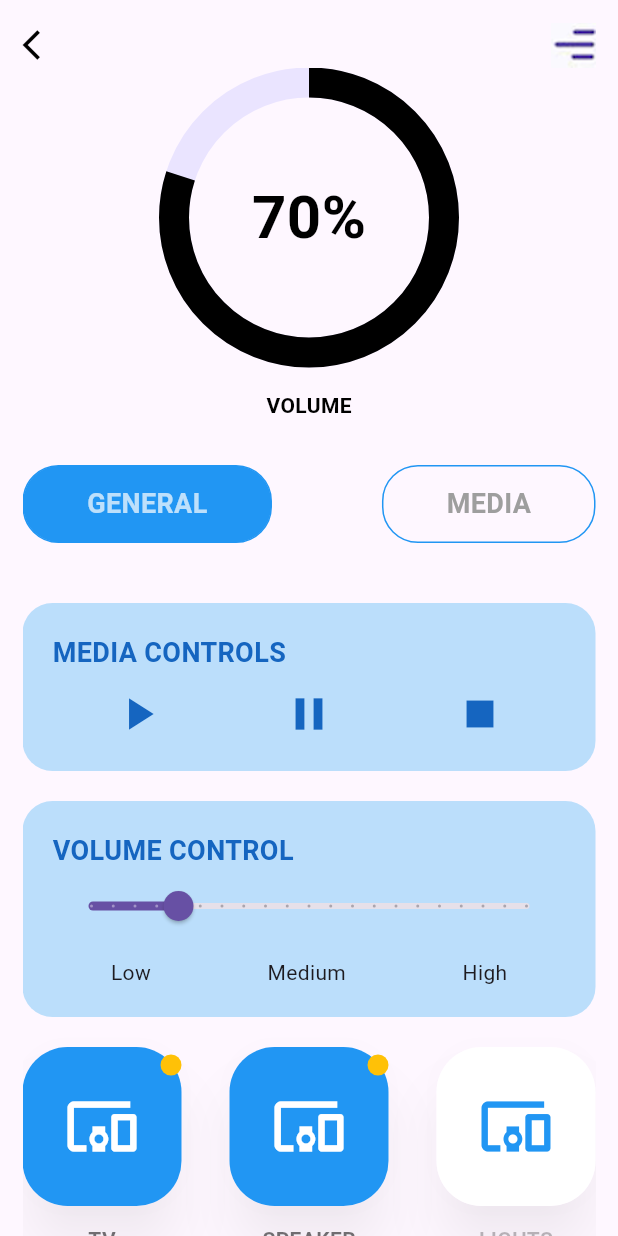
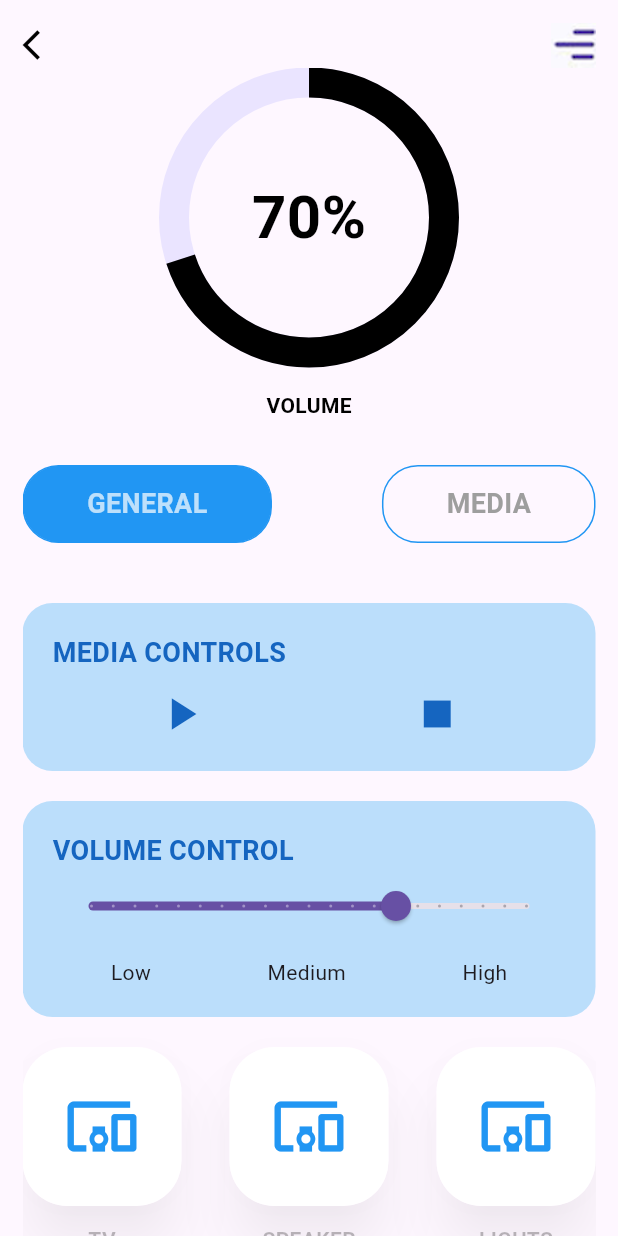
Before and after one commit to githimansh/smart_home_app, a Flutter app: the screen it shows after launch, after a tap on "ENTERTAINMENT", on a phone screen of 412 x 824 dp. Run offline on Flutter 3.47's test engine with Material 3 defaults, Android fonts, the phone set to English and light mode, and no system bars; drawn by our look-alikes of percent_indicator.

Commit message:
add the new code

```diff
--- a/smart_app_home/lib/Entertainment/entertainment.dart
+++ b/smart_app_home/lib/Entertainment/entertainment.dart
@@ -2,8 +2,28 @@ import 'package:flutter/material.dart';
 import 'package:percent_indicator/circular_percent_indicator.dart';
 import 'package:smart_app_home/constants.dart';
 
-class Entertainment extends StatelessWidget {
+class Entertainment extends StatefulWidget {
   const Entertainment({super.key});
+
+  @override
+  _EntertainmentState createState() => _EntertainmentState();
+}
+
+class _EntertainmentState extends State<Entertainment> {
+  double volumePercentage = 0.7;
+  bool isPlaying = false;
+
+  void _updateVolume(double newVolume) {
+    setState(() {
+      volumePercentage = newVolume / 100;
+    });
+  }
+
+  void _togglePlayPause() {
+    setState(() {
+      isPlaying = !isPlaying;
+    });
+  }
 
   @override
   Widget build(BuildContext context) {
@@ -42,11 +62,11 @@ class Entertainment extends StatelessWidget {
                     CircularPercentIndicator(
                       radius: 100,
                       lineWidth: 20,
-                      percent: 0.8,
+                      percent: volumePercentage,
                       backgroundColor: const Color(0xFFEAE4FF),
                       progressColor: textColor,
                       center: Text(
-                        "70%",
+                        "${(volumePercentage * 100).toInt()}%",
                         style: TextStyle(
                             fontWeight: FontWeight.bold,
                             color: textColor,
@@ -77,20 +97,26 @@ class Entertainment extends StatelessWidget {
                       ],
                     ),
                     const SizedBox(height: 40),
-                    const MediaControls(),
+                    MediaControls(
+                      isPlaying: isPlaying,
+                      onPlayPauseToggle: _togglePlayPause,
+                    ),
                     const SizedBox(height: 20),
-                    const VolumeControl(),
+                    VolumeControl(
+                      initialVolume: volumePercentage * 100,
+                      onVolumeChanged: _updateVolume,
+                    ),
                     const SizedBox(height: 20),
                     Row(
                       mainAxisAlignment: MainAxisAlignment.spaceBetween,
                       children: [
                         device(
                           title: "TV",
-                          isActive: true,
+                          isActive: isPlaying,
                         ),
                         device(
                           title: "SPEAKER",
-                          isActive: true,
+                          isActive: isPlaying,
                         ),
                         device(
                           title: "LIGHTS",
@@ -187,7 +213,14 @@ class Entertainment extends StatelessWidget {
 }
 
 class MediaControls extends StatelessWidget {
-  const MediaControls({super.key});
+  final bool isPlaying;
+  final VoidCallback onPlayPauseToggle;
+
+  const MediaControls({
+    super.key,
+    required this.isPlaying,
+    required this.onPlayPauseToggle,
+  });
 
   @override
   Widget build(BuildContext context) {
@@ -212,8 +245,14 @@ class MediaControls extends StatelessWidget {
           Row(
             mainAxisAlignment: MainAxisAlignment.spaceAround,
             children: [
-              Icon(Icons.play_arrow, color: Colors.blue[800], size: 36),
-              Icon(Icons.pause, color: Colors.blue[800], size: 36),
+              GestureDetector(
+                onTap: onPlayPauseToggle,
+                child: Icon(
+                  isPlaying ? Icons.pause : Icons.play_arrow,
+                  color: Colors.blue[800],
+                  size: 36,
+                ),
+              ),
               Icon(Icons.stop, color: Colors.blue[800], size: 36),
             ],
           ),
@@ -224,14 +263,27 @@ class MediaControls extends StatelessWidget {
 }
 
 class VolumeControl extends StatefulWidget {
-  const VolumeControl({super.key});
+  final double initialVolume;
+  final ValueChanged<double> onVolumeChanged;
+
+  const VolumeControl({
+    super.key,
+    required this.initialVolume,
+    required this.onVolumeChanged,
+  });
 
   @override
   _VolumeControlState createState() => _VolumeControlState();
 }
 
 class _VolumeControlState extends State<VolumeControl> {
-  double volume = 20; // Initial volume level
+  late double volume;
+
+  @override
+  void initState() {
+    super.initState();
+    volume = widget.initialVolume;
+  }
 
   @override
   Widget build(BuildContext context) {
@@ -257,6 +309,7 @@ class _VolumeControlState extends State<VolumeControl> {
             onChanged: (newVolume) {
               setState(() {
                 volume = newVolume;
+                widget.onVolumeChanged(newVolume);
               });
             },
             max: 100,
@@ -267,7 +320,7 @@ class _VolumeControlState extends State<VolumeControl> {
           const SizedBox(height: 10),
           Row(
             mainAxisAlignment: MainAxisAlignment.spaceAround,
-            children: [
+            children: const [
               Text("Low"),
               Text("Medium"),
               Text("High"),
--- a/smart_app_home/lib/Home/services.dart
+++ b/smart_app_home/lib/Home/services.dart
@@ -1,4 +1,5 @@
 import 'package:flutter/material.dart';
+import 'package:smart_app_home/Enegry/enegry.dart';
 import 'package:smart_app_home/Entertainment/entertainment.dart';
 import 'package:smart_app_home/Temperature/temperatur.dart';
 import 'package:smart_app_home/Water/water.dart';
@@ -14,8 +15,14 @@ class Services extends StatelessWidget {
         Row(
           mainAxisAlignment: MainAxisAlignment.spaceBetween,
           children: [
-            cardItems(title: "ENERGY", image: "images/energy.png"),
             cardItems(
+               onTab: () {
+                Navigator.push(context,
+                    MaterialPageRoute(builder: (context) => Energy()));
+              },
+              title: "ENERGY", image: "images/energy.png"),
+            cardItems(
+
               onTab: () {
                 Navigator.push(context,
                     MaterialPageRoute(builder: (context) => Temperature()));
--- a/smart_app_home/lib/Home/smart_home_page.dart
+++ b/smart_app_home/lib/Home/smart_home_page.dart
@@ -6,49 +6,64 @@ class SmartHomePage extends StatefulWidget {
   const SmartHomePage({super.key});
 
   @override
-  _HomePageState createState() => _HomePageState();
+  _SmartHomePageState createState() => _SmartHomePageState();
 }
 
-class _HomePageState extends State<SmartHomePage> {
+class _SmartHomePageState extends State<SmartHomePage> {
   @override
   Widget build(BuildContext context) {
     return Scaffold(
       body: SafeArea(
         child: Container(
-        margin: const EdgeInsets.only(top: 15, left: 5, right: 5, bottom: 15),
+          margin: const EdgeInsets.all(5),
           child: Padding(
-          padding: const EdgeInsets.only(top: 10),
+            padding: const EdgeInsets.only(top: 15),
             child: Column(
               children: [
                 Row(
-                mainAxisAlignment: MainAxisAlignment.start,
+                  mainAxisAlignment: MainAxisAlignment.spaceBetween,
                   children: [
-                  Icon(Icons.person),
+                    Row(
+                      children: [
+                        const Icon(Icons.person, size: 35),
+                        const SizedBox(width: 10),
                         Text(
                           "Hi Himanshu",
                           style: TextStyle(
                             fontSize: 21,
                             fontWeight: FontWeight.bold,
-                      color: textColor,
-                    ),
-                  ),
-
-                  Padding(
-                    padding: const EdgeInsets.only(left: 150),
-                    child: Image.asset(
-                      "images/menu.png",
-                      height: 35,
+                            color: Colors.amberAccent,
                           ),
                         ),
                       ],
                     ),
+                    Image.asset(
+                      "images/menu.png",
+                      height: 35,
+                    ),
+                  ],
+                ),
+                const SizedBox(height: 30),
                 Expanded(
                   child: ListView(
                     physics: const BouncingScrollPhysics(),
                     children: [
-                    const SizedBox(height: 30),
-                    Image.asset(
+                      Container(
+                        decoration: BoxDecoration(
+                          borderRadius: BorderRadius.circular(12),
+                          boxShadow: [
+                            BoxShadow(
+                              color: Colors.orangeAccent.withOpacity(0.5),
+                              spreadRadius: 4,
+                              blurRadius: 6,
+                              offset: const Offset(0, 3),
+                            ),
+                          ],
+                        ),
+                        child: Image.asset(
                           'images/home1.jpg',
+                          fit: BoxFit.cover,
+                        ),
                       ),
                       const SizedBox(height: 20),
                       Center(
@@ -77,11 +92,12 @@ class _HomePageState extends State<SmartHomePage> {
                       const Services(),
                     ],
                   ),
-              )
+                ),
               ],
             ),
           ),
-      )),
+        ),
+      ),
     );
   }
 }
```
Also changed, not shown: smart_app_home/lib/Enegry/enegry.dart (added, +266 -0 lines), smart_app_home/lib/Water/water.dart (+53 -18 lines). Lines whose indentation alone changed are shown as unchanged.
